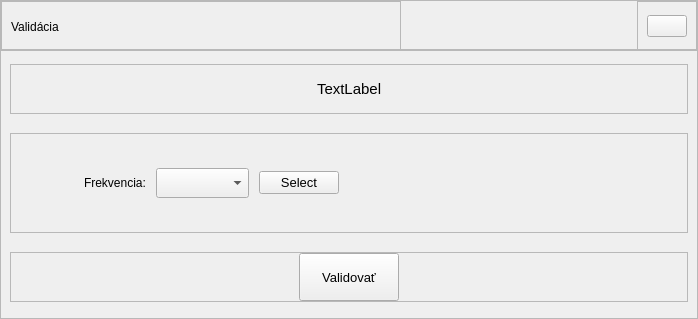
TIS2023-FMFI/pracovne-instrukcie, file src/app/ui/validation.ui: the form before one commit.
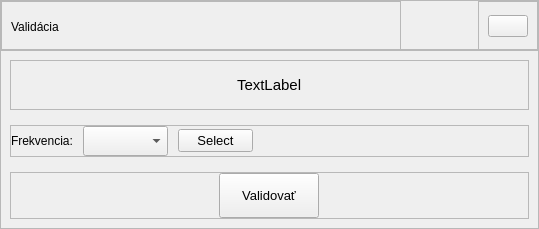
The form after the commit. Icons and pictures are not drawn.

Patch:
```diff
--- a/src/app/ui/validation.ui
+++ b/src/app/ui/validation.ui
@@ -6,8 +6,8 @@
    <rect>
     <x>0</x>
     <y>0</y>
-    <width>698</width>
-    <height>319</height>
+    <width>100</width>
+    <height>100</height>
    </rect>
   </property>
   <property name="windowTitle">
```
